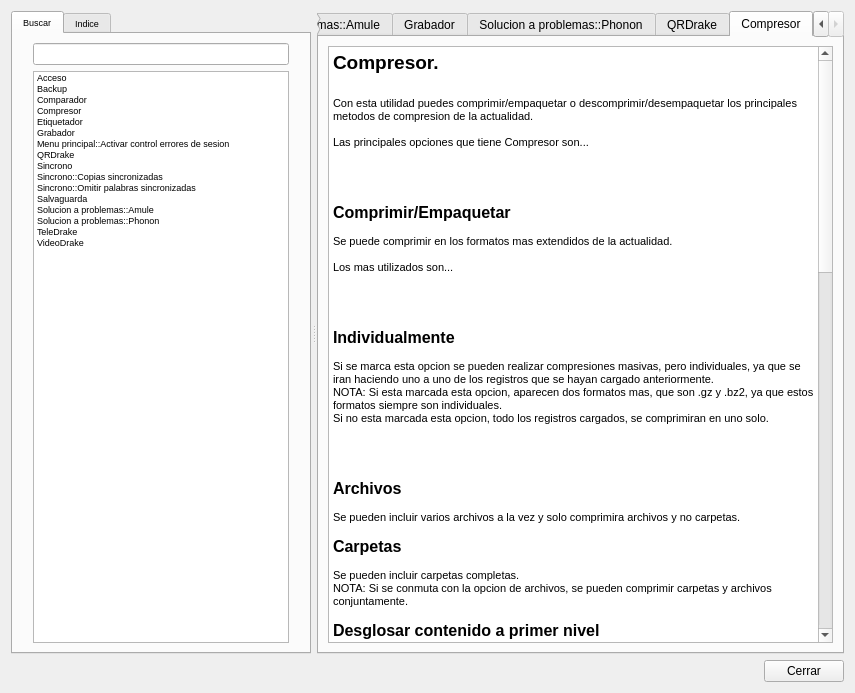
kapyderi/recoverdrake-v3, file .Sincrono/ayuda.ui: the form before one commit.
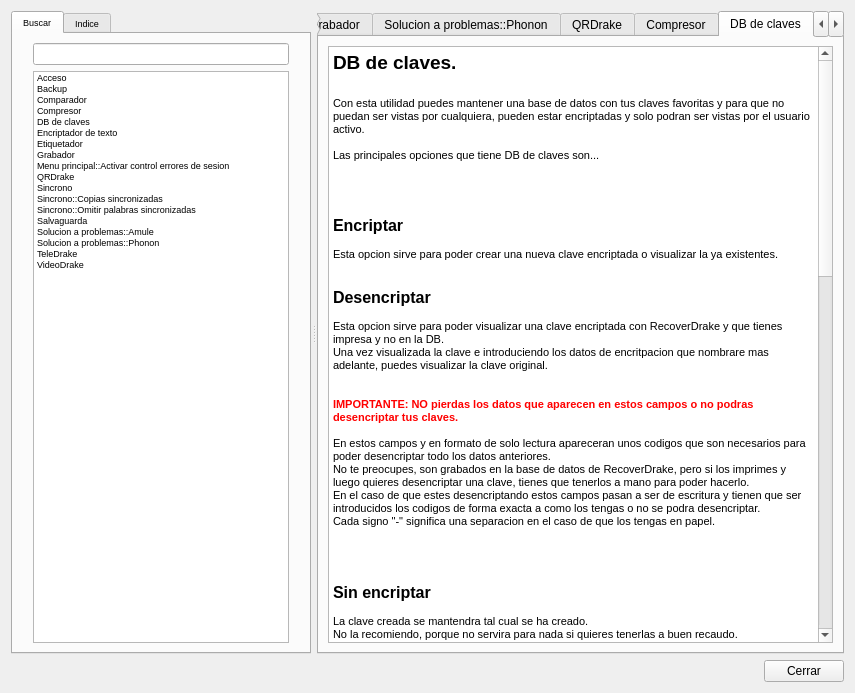
The form after the commit. The open tabs and pages were chosen to show the change. Icons and pictures are not drawn.

Commit message: Ultimos cambios para actualizacion de ficheros

What changed in the file:
```diff
--- a/.Sincrono/ayuda.ui
+++ b/.Sincrono/ayuda.ui
@@ -156,6 +156,16 @@
             <string>Compresor</string>
            </property>
           </item>
+          <item>
+           <property name="text">
+            <string>DB de claves</string>
+           </property>
+          </item>
+          <item>
+           <property name="text">
+            <string>Encriptador de texto</string>
+           </property>
+          </item>
           <item>
            <property name="text">
             <string>Etiquetador</string>
@@ -1721,6 +1731,160 @@
         </item>
        </layout>
       </widget>
+      <widget class="QWidget" name="tab_16">
+       <attribute name="title">
+        <string>DB de claves</string>
+       </attribute>
+       <layout class="QGridLayout" name="gridLayout_20">
+        <item row="0" column="0">
+         <widget class="QTextEdit" name="textEdit_17">
+          <property name="readOnly">
+           <bool>true</bool>
+          </property>
+          <property name="html">
+           <string>&lt;!DOCTYPE HTML PUBLIC &quot;-//W3C//DTD HTML 4.0//EN&quot; &quot;http://www.w3.org/TR/REC-html40/strict.dtd&quot;&gt;
+&lt;html&gt;&lt;head&gt;&lt;meta name=&quot;qrichtext&quot; content=&quot;1&quot; /&gt;&lt;style type=&quot;text/css&quot;&gt;
+p, li { white-space: pre-wrap; }
+&lt;/style&gt;&lt;/head&gt;&lt;body style=&quot; font-family:'Sans Serif'; font-size:9pt; font-weight:400; font-style:normal;&quot;&gt;
+&lt;p style=&quot; margin-top:0px; margin-bottom:0px; margin-left:0px; margin-right:0px; -qt-block-indent:0; text-indent:0px;&quot;&gt;&lt;span style=&quot; font-size:14pt; font-weight:600;&quot;&gt;DB de claves.&lt;/span&gt;&lt;/p&gt;
+&lt;p style=&quot;-qt-paragraph-type:empty; margin-top:0px; margin-bottom:0px; margin-left:0px; margin-right:0px; -qt-block-indent:0; text-indent:0px; font-size:14pt; font-weight:600;&quot;&gt;&lt;br /&gt;&lt;/p&gt;
+&lt;p style=&quot; margin-top:0px; margin-bottom:0px; margin-left:0px; margin-right:0px; -qt-block-indent:0; text-indent:0px;&quot;&gt;&lt;span style=&quot; font-size:8pt;&quot;&gt;Con esta utilidad puedes mantener una base de datos con tus claves favoritas y para que no puedan ser vistas por cualquiera, pueden estar encriptadas y solo podran ser vistas por el usuario activo.&lt;/span&gt;&lt;/p&gt;
+&lt;p style=&quot;-qt-paragraph-type:empty; margin-top:0px; margin-bottom:0px; margin-left:0px; margin-right:0px; -qt-block-indent:0; text-indent:0px; font-size:8pt;&quot;&gt;&lt;br /&gt;&lt;/p&gt;
+&lt;p style=&quot; margin-top:0px; margin-bottom:0px; margin-left:0px; margin-right:0px; -qt-block-indent:0; text-indent:0px;&quot;&gt;&lt;span style=&quot; font-size:8pt;&quot;&gt;Las principales opciones que tiene DB de claves son...&lt;/span&gt;&lt;/p&gt;
+&lt;p style=&quot;-qt-paragraph-type:empty; margin-top:0px; margin-bottom:0px; margin-left:0px; margin-right:0px; -qt-block-indent:0; text-indent:0px; font-size:8pt;&quot;&gt;&lt;br /&gt;&lt;/p&gt;
+&lt;p style=&quot;-qt-paragraph-type:empty; margin-top:0px; margin-bottom:0px; margin-left:0px; margin-right:0px; -qt-block-indent:0; text-indent:0px; font-size:8pt;&quot;&gt;&lt;br /&gt;&lt;/p&gt;
+&lt;p style=&quot; margin-top:0px; margin-bottom:0px; margin-left:0px; margin-right:0px; -qt-block-indent:0; text-indent:0px;&quot;&gt;&lt;img src=&quot;:/Imagenes/F1DBClaves.png&quot; /&gt;&lt;/p&gt;
+&lt;p style=&quot;-qt-paragraph-type:empty; margin-top:0px; margin-bottom:0px; margin-left:0px; margin-right:0px; -qt-block-indent:0; text-indent:0px;&quot;&gt;&lt;br /&gt;&lt;/p&gt;
+&lt;p style=&quot; margin-top:0px; margin-bottom:0px; margin-left:0px; margin-right:0px; -qt-block-indent:0; text-indent:0px;&quot;&gt;&lt;span style=&quot; font-size:12pt; font-weight:600;&quot;&gt;Encriptar&lt;/span&gt;&lt;/p&gt;
+&lt;p style=&quot;-qt-paragraph-type:empty; margin-top:0px; margin-bottom:0px; margin-left:0px; margin-right:0px; -qt-block-indent:0; text-indent:0px; font-size:8pt;&quot;&gt;&lt;br /&gt;&lt;/p&gt;
+&lt;p style=&quot; margin-top:0px; margin-bottom:0px; margin-left:0px; margin-right:0px; -qt-block-indent:0; text-indent:0px;&quot;&gt;&lt;span style=&quot; font-size:8pt;&quot;&gt;Esta opcion sirve para poder crear una nueva clave encriptada o visualizar la ya existentes.&lt;/span&gt;&lt;/p&gt;
+&lt;p style=&quot;-qt-paragraph-type:empty; margin-top:0px; margin-bottom:0px; margin-left:0px; margin-right:0px; -qt-block-indent:0; text-indent:0px; font-size:8pt;&quot;&gt;&lt;br /&gt;&lt;/p&gt;
+&lt;p style=&quot;-qt-paragraph-type:empty; margin-top:0px; margin-bottom:0px; margin-left:0px; margin-right:0px; -qt-block-indent:0; text-indent:0px;&quot;&gt;&lt;br /&gt;&lt;/p&gt;
+&lt;p style=&quot; margin-top:0px; margin-bottom:0px; margin-left:0px; margin-right:0px; -qt-block-indent:0; text-indent:0px;&quot;&gt;&lt;span style=&quot; font-size:12pt; font-weight:600;&quot;&gt;Desencriptar&lt;/span&gt;&lt;/p&gt;
+&lt;p style=&quot;-qt-paragraph-type:empty; margin-top:0px; margin-bottom:0px; margin-left:0px; margin-right:0px; -qt-block-indent:0; text-indent:0px; font-size:8pt;&quot;&gt;&lt;br /&gt;&lt;/p&gt;
+&lt;p style=&quot; margin-top:0px; margin-bottom:0px; margin-left:0px; margin-right:0px; -qt-block-indent:0; text-indent:0px;&quot;&gt;&lt;span style=&quot; font-size:8pt;&quot;&gt;Esta opcion sirve para poder visualizar una clave encriptada con RecoverDrake y que tienes impresa y no en la DB.&lt;/span&gt;&lt;/p&gt;
+&lt;p style=&quot; margin-top:0px; margin-bottom:0px; margin-left:0px; margin-right:0px; -qt-block-indent:0; text-indent:0px;&quot;&gt;&lt;span style=&quot; font-size:8pt;&quot;&gt;Una vez visualizada la clave e introduciendo los datos de encritpacion que nombrare mas adelante, puedes visualizar la clave original.&lt;/span&gt;&lt;/p&gt;
+&lt;p style=&quot;-qt-paragraph-type:empty; margin-top:0px; margin-bottom:0px; margin-left:0px; margin-right:0px; -qt-block-indent:0; text-indent:0px; font-size:8pt;&quot;&gt;&lt;br /&gt;&lt;/p&gt;
+&lt;p style=&quot;-qt-paragraph-type:empty; margin-top:0px; margin-bottom:0px; margin-left:0px; margin-right:0px; -qt-block-indent:0; text-indent:0px; font-size:8pt;&quot;&gt;&lt;br /&gt;&lt;/p&gt;
+&lt;p style=&quot; margin-top:0px; margin-bottom:0px; margin-left:0px; margin-right:0px; -qt-block-indent:0; text-indent:0px;&quot;&gt;&lt;img src=&quot;:/Imagenes/F1DBClaves7.png&quot; /&gt;&lt;/p&gt;
+&lt;p style=&quot; margin-top:0px; margin-bottom:0px; margin-left:0px; margin-right:0px; -qt-block-indent:0; text-indent:0px;&quot;&gt;&lt;span style=&quot; font-size:8pt; font-weight:600; color:#ff0000;&quot;&gt;IMPORTANTE: NO pierdas los datos que aparecen en estos campos o no podras desencriptar tus claves.&lt;/span&gt;&lt;/p&gt;
+&lt;p style=&quot;-qt-paragraph-type:empty; margin-top:0px; margin-bottom:0px; margin-left:0px; margin-right:0px; -qt-block-indent:0; text-indent:0px; font-size:8pt; font-weight:600; color:#ff0000;&quot;&gt;&lt;br /&gt;&lt;/p&gt;
+&lt;p style=&quot; margin-top:0px; margin-bottom:0px; margin-left:0px; margin-right:0px; -qt-block-indent:0; text-indent:0px;&quot;&gt;&lt;span style=&quot; font-size:8pt;&quot;&gt;En estos campos y en formato de solo lectura apareceran unos codigos que son necesarios para poder desencriptar todo los datos anteriores.&lt;/span&gt;&lt;/p&gt;
+&lt;p style=&quot; margin-top:0px; margin-bottom:0px; margin-left:0px; margin-right:0px; -qt-block-indent:0; text-indent:0px;&quot;&gt;&lt;span style=&quot; font-size:8pt;&quot;&gt;No te preocupes, son grabados en la base de datos de RecoverDrake, pero si los imprimes y luego quieres desencriptar una clave, tienes que tenerlos a mano para poder hacerlo.&lt;/span&gt;&lt;/p&gt;
+&lt;p style=&quot; margin-top:0px; margin-bottom:0px; margin-left:0px; margin-right:0px; -qt-block-indent:0; text-indent:0px;&quot;&gt;&lt;span style=&quot; font-size:8pt;&quot;&gt;En el caso de que estes desencriptando estos campos pasan a ser de escritura y tienen que ser introducidos los codigos de forma exacta a como los tengas o no se podra desencriptar.&lt;/span&gt;&lt;/p&gt;
+&lt;p style=&quot; margin-top:0px; margin-bottom:0px; margin-left:0px; margin-right:0px; -qt-block-indent:0; text-indent:0px;&quot;&gt;&lt;span style=&quot; font-size:8pt;&quot;&gt;Cada signo &amp;quot;-&amp;quot; significa una separacion en el caso de que los tengas en papel.&lt;/span&gt;&lt;/p&gt;
+&lt;p style=&quot;-qt-paragraph-type:empty; margin-top:0px; margin-bottom:0px; margin-left:0px; margin-right:0px; -qt-block-indent:0; text-indent:0px;&quot;&gt;&lt;br /&gt;&lt;/p&gt;
+&lt;p style=&quot;-qt-paragraph-type:empty; margin-top:0px; margin-bottom:0px; margin-left:0px; margin-right:0px; -qt-block-indent:0; text-indent:0px; font-size:8pt;&quot;&gt;&lt;br /&gt;&lt;/p&gt;
+&lt;p style=&quot; margin-top:0px; margin-bottom:0px; margin-left:0px; margin-right:0px; -qt-block-indent:0; text-indent:0px;&quot;&gt;&lt;img src=&quot;:/Imagenes/F1DBClaves1.png&quot; /&gt;&lt;/p&gt;
+&lt;p style=&quot;-qt-paragraph-type:empty; margin-top:0px; margin-bottom:0px; margin-left:0px; margin-right:0px; -qt-block-indent:0; text-indent:0px;&quot;&gt;&lt;br /&gt;&lt;/p&gt;
+&lt;p style=&quot; margin-top:0px; margin-bottom:0px; margin-left:0px; margin-right:0px; -qt-block-indent:0; text-indent:0px;&quot;&gt;&lt;span style=&quot; font-size:12pt; font-weight:600;&quot;&gt;Sin encriptar&lt;/span&gt;&lt;/p&gt;
+&lt;p style=&quot;-qt-paragraph-type:empty; margin-top:0px; margin-bottom:0px; margin-left:0px; margin-right:0px; -qt-block-indent:0; text-indent:0px; font-size:8pt;&quot;&gt;&lt;br /&gt;&lt;/p&gt;
+&lt;p style=&quot; margin-top:0px; margin-bottom:0px; margin-left:0px; margin-right:0px; -qt-block-indent:0; text-indent:0px;&quot;&gt;&lt;span style=&quot; font-size:8pt;&quot;&gt;La clave creada se mantendra tal cual se ha creado.&lt;/span&gt;&lt;/p&gt;
+&lt;p style=&quot; margin-top:0px; margin-bottom:0px; margin-left:0px; margin-right:0px; -qt-block-indent:0; text-indent:0px;&quot;&gt;&lt;span style=&quot; font-size:8pt;&quot;&gt;No la recomiendo, porque no servira para nada si quieres tenerlas a buen recaudo.&lt;/span&gt;&lt;/p&gt;
+&lt;p style=&quot;-qt-paragraph-type:empty; margin-top:0px; margin-bottom:0px; margin-left:0px; margin-right:0px; -qt-block-indent:0; text-indent:0px; font-size:8pt;&quot;&gt;&lt;br /&gt;&lt;/p&gt;
+&lt;p style=&quot; margin-top:0px; margin-bottom:0px; margin-left:0px; margin-right:0px; -qt-block-indent:0; text-indent:0px;&quot;&gt;&lt;span style=&quot; font-size:12pt; font-weight:600;&quot;&gt;Encriptacion simple (Por defecto)&lt;/span&gt;&lt;/p&gt;
+&lt;p style=&quot;-qt-paragraph-type:empty; margin-top:0px; margin-bottom:0px; margin-left:0px; margin-right:0px; -qt-block-indent:0; text-indent:0px; font-size:8pt;&quot;&gt;&lt;br /&gt;&lt;/p&gt;
+&lt;p style=&quot; margin-top:0px; margin-bottom:0px; margin-left:0px; margin-right:0px; -qt-block-indent:0; text-indent:0px;&quot;&gt;&lt;span style=&quot; font-size:8pt;&quot;&gt;Esta opcion encripta de forma sencilla y con solo unos simples calculos aritmeticos.&lt;/span&gt;&lt;/p&gt;
+&lt;p style=&quot;-qt-paragraph-type:empty; margin-top:0px; margin-bottom:0px; margin-left:0px; margin-right:0px; -qt-block-indent:0; text-indent:0px; font-size:8pt;&quot;&gt;&lt;br /&gt;&lt;/p&gt;
+&lt;p style=&quot; margin-top:0px; margin-bottom:0px; margin-left:0px; margin-right:0px; -qt-block-indent:0; text-indent:0px;&quot;&gt;&lt;span style=&quot; font-size:12pt; font-weight:600;&quot;&gt;Encriptacion doble&lt;/span&gt;&lt;/p&gt;
+&lt;p style=&quot;-qt-paragraph-type:empty; margin-top:0px; margin-bottom:0px; margin-left:0px; margin-right:0px; -qt-block-indent:0; text-indent:0px; font-size:8pt;&quot;&gt;&lt;br /&gt;&lt;/p&gt;
+&lt;p style=&quot; margin-top:0px; margin-bottom:0px; margin-left:0px; margin-right:0px; -qt-block-indent:0; text-indent:0px;&quot;&gt;&lt;span style=&quot; font-size:8pt;&quot;&gt;Esta opcion encripta de forma dual y es mas dificil de ser desencriptada.&lt;/span&gt;&lt;/p&gt;
+&lt;p style=&quot;-qt-paragraph-type:empty; margin-top:0px; margin-bottom:0px; margin-left:0px; margin-right:0px; -qt-block-indent:0; text-indent:0px; font-size:8pt;&quot;&gt;&lt;br /&gt;&lt;/p&gt;
+&lt;p style=&quot; margin-top:0px; margin-bottom:0px; margin-left:0px; margin-right:0px; -qt-block-indent:0; text-indent:0px;&quot;&gt;&lt;span style=&quot; font-size:12pt; font-weight:600;&quot;&gt;Encriptacion triple&lt;/span&gt;&lt;/p&gt;
+&lt;p style=&quot;-qt-paragraph-type:empty; margin-top:0px; margin-bottom:0px; margin-left:0px; margin-right:0px; -qt-block-indent:0; text-indent:0px; font-size:8pt;&quot;&gt;&lt;br /&gt;&lt;/p&gt;
+&lt;p style=&quot; margin-top:0px; margin-bottom:0px; margin-left:0px; margin-right:0px; -qt-block-indent:0; text-indent:0px;&quot;&gt;&lt;span style=&quot; font-size:8pt;&quot;&gt;Esta opcion encripta de forma dual y es mas dificil de ser desencriptada.&lt;/span&gt;&lt;/p&gt;
+&lt;p style=&quot;-qt-paragraph-type:empty; margin-top:0px; margin-bottom:0px; margin-left:0px; margin-right:0px; -qt-block-indent:0; text-indent:0px; font-size:8pt;&quot;&gt;&lt;br /&gt;&lt;/p&gt;
+&lt;p style=&quot;-qt-paragraph-type:empty; margin-top:0px; margin-bottom:0px; margin-left:0px; margin-right:0px; -qt-block-indent:0; text-indent:0px; font-size:8pt;&quot;&gt;&lt;br /&gt;&lt;/p&gt;
+&lt;p style=&quot; margin-top:0px; margin-bottom:0px; margin-left:0px; margin-right:0px; -qt-block-indent:0; text-indent:0px;&quot;&gt;&lt;img src=&quot;:/Imagenes/F1DBClaves2.png&quot; /&gt;&lt;/p&gt;
+&lt;p style=&quot;-qt-paragraph-type:empty; margin-top:0px; margin-bottom:0px; margin-left:0px; margin-right:0px; -qt-block-indent:0; text-indent:0px;&quot;&gt;&lt;br /&gt;&lt;/p&gt;
+&lt;p style=&quot; margin-top:0px; margin-bottom:0px; margin-left:0px; margin-right:0px; -qt-block-indent:0; text-indent:0px;&quot;&gt;&lt;span style=&quot; font-size:12pt; font-weight:600;&quot;&gt;Tipo&lt;/span&gt;&lt;/p&gt;
+&lt;p style=&quot;-qt-paragraph-type:empty; margin-top:0px; margin-bottom:0px; margin-left:0px; margin-right:0px; -qt-block-indent:0; text-indent:0px; font-size:8pt;&quot;&gt;&lt;br /&gt;&lt;/p&gt;
+&lt;p style=&quot; margin-top:0px; margin-bottom:0px; margin-left:0px; margin-right:0px; -qt-block-indent:0; text-indent:0px;&quot;&gt;&lt;span style=&quot; font-size:8pt;&quot;&gt;Esta opcion nos muestra las opciones que tiene RecoverDrake para identificar los tipos de claves que pueden ser utilizadas.&lt;/span&gt;&lt;/p&gt;
+&lt;p style=&quot; margin-top:0px; margin-bottom:0px; margin-left:0px; margin-right:0px; -qt-block-indent:0; text-indent:0px;&quot;&gt;&lt;span style=&quot; font-size:8pt;&quot;&gt;Los tipos son... Web, Banco, Movil, Ordenador, Cajafuerte y otros.&lt;/span&gt;&lt;/p&gt;
+&lt;p style=&quot;-qt-paragraph-type:empty; margin-top:0px; margin-bottom:0px; margin-left:0px; margin-right:0px; -qt-block-indent:0; text-indent:0px; font-size:8pt;&quot;&gt;&lt;br /&gt;&lt;/p&gt;
+&lt;p style=&quot;-qt-paragraph-type:empty; margin-top:0px; margin-bottom:0px; margin-left:0px; margin-right:0px; -qt-block-indent:0; text-indent:0px; font-size:8pt;&quot;&gt;&lt;br /&gt;&lt;/p&gt;
+&lt;p style=&quot; margin-top:0px; margin-bottom:0px; margin-left:0px; margin-right:0px; -qt-block-indent:0; text-indent:0px;&quot;&gt;&lt;img src=&quot;:/Imagenes/F1DBClaves3.png&quot; /&gt;&lt;/p&gt;
+&lt;p style=&quot;-qt-paragraph-type:empty; margin-top:0px; margin-bottom:0px; margin-left:0px; margin-right:0px; -qt-block-indent:0; text-indent:0px;&quot;&gt;&lt;br /&gt;&lt;/p&gt;
+&lt;p style=&quot; margin-top:0px; margin-bottom:0px; margin-left:0px; margin-right:0px; -qt-block-indent:0; text-indent:0px;&quot;&gt;&lt;span style=&quot; font-size:12pt; font-weight:600;&quot;&gt;Pertenece a&lt;/span&gt;&lt;/p&gt;
+&lt;p style=&quot;-qt-paragraph-type:empty; margin-top:0px; margin-bottom:0px; margin-left:0px; margin-right:0px; -qt-block-indent:0; text-indent:0px; font-size:8pt;&quot;&gt;&lt;br /&gt;&lt;/p&gt;
+&lt;p style=&quot; margin-top:0px; margin-bottom:0px; margin-left:0px; margin-right:0px; -qt-block-indent:0; text-indent:0px;&quot;&gt;&lt;span style=&quot; font-size:8pt;&quot;&gt;Aqui se introduce como su nombre indica el nombre a que pertence para poder ser identificada. Ejm. En Tipo: &lt;/span&gt;&lt;span style=&quot; font-size:8pt; font-weight:600;&quot;&gt;Web&lt;/span&gt;&lt;span style=&quot; font-size:8pt;&quot;&gt;, se pondria &lt;/span&gt;&lt;span style=&quot; font-size:8pt; font-weight:600;&quot;&gt;www.blogdrake.net.&lt;/span&gt;&lt;/p&gt;
+&lt;p style=&quot;-qt-paragraph-type:empty; margin-top:0px; margin-bottom:0px; margin-left:0px; margin-right:0px; -qt-block-indent:0; text-indent:0px; font-size:8pt; font-weight:600;&quot;&gt;&lt;br /&gt;&lt;/p&gt;
+&lt;p style=&quot;-qt-paragraph-type:empty; margin-top:0px; margin-bottom:0px; margin-left:0px; margin-right:0px; -qt-block-indent:0; text-indent:0px; font-size:8pt; font-weight:600;&quot;&gt;&lt;br /&gt;&lt;/p&gt;
+&lt;p style=&quot; margin-top:0px; margin-bottom:0px; margin-left:0px; margin-right:0px; -qt-block-indent:0; text-indent:0px;&quot;&gt;&lt;img src=&quot;:/Imagenes/F1DBClaves4.png&quot; /&gt;&lt;/p&gt;
+&lt;p style=&quot;-qt-paragraph-type:empty; margin-top:0px; margin-bottom:0px; margin-left:0px; margin-right:0px; -qt-block-indent:0; text-indent:0px;&quot;&gt;&lt;br /&gt;&lt;/p&gt;
+&lt;p style=&quot; margin-top:0px; margin-bottom:0px; margin-left:0px; margin-right:0px; -qt-block-indent:0; text-indent:0px;&quot;&gt;&lt;span style=&quot; font-size:12pt; font-weight:600;&quot;&gt;Nueva clave&lt;/span&gt;&lt;/p&gt;
+&lt;p style=&quot;-qt-paragraph-type:empty; margin-top:0px; margin-bottom:0px; margin-left:0px; margin-right:0px; -qt-block-indent:0; text-indent:0px; font-size:8pt;&quot;&gt;&lt;br /&gt;&lt;/p&gt;
+&lt;p style=&quot; margin-top:0px; margin-bottom:0px; margin-left:0px; margin-right:0px; -qt-block-indent:0; text-indent:0px;&quot;&gt;&lt;span style=&quot; font-size:8pt;&quot;&gt;Se inicializan todos los campos para poder introducir una nueva clave.&lt;/span&gt;&lt;/p&gt;
+&lt;p style=&quot;-qt-paragraph-type:empty; margin-top:0px; margin-bottom:0px; margin-left:0px; margin-right:0px; -qt-block-indent:0; text-indent:0px; font-size:8pt;&quot;&gt;&lt;br /&gt;&lt;/p&gt;
+&lt;p style=&quot; margin-top:0px; margin-bottom:0px; margin-left:0px; margin-right:0px; -qt-block-indent:0; text-indent:0px;&quot;&gt;&lt;span style=&quot; font-size:12pt; font-weight:600;&quot;&gt;Insertar&lt;/span&gt;&lt;/p&gt;
+&lt;p style=&quot;-qt-paragraph-type:empty; margin-top:0px; margin-bottom:0px; margin-left:0px; margin-right:0px; -qt-block-indent:0; text-indent:0px; font-size:8pt;&quot;&gt;&lt;br /&gt;&lt;/p&gt;
+&lt;p style=&quot; margin-top:0px; margin-bottom:0px; margin-left:0px; margin-right:0px; -qt-block-indent:0; text-indent:0px;&quot;&gt;&lt;span style=&quot; font-size:8pt;&quot;&gt;Se guardan los datos en la base de datos de RecoverDrake.&lt;/span&gt;&lt;/p&gt;
+&lt;p style=&quot;-qt-paragraph-type:empty; margin-top:0px; margin-bottom:0px; margin-left:0px; margin-right:0px; -qt-block-indent:0; text-indent:0px; font-size:8pt;&quot;&gt;&lt;br /&gt;&lt;/p&gt;
+&lt;p style=&quot; margin-top:0px; margin-bottom:0px; margin-left:0px; margin-right:0px; -qt-block-indent:0; text-indent:0px;&quot;&gt;&lt;span style=&quot; font-size:12pt; font-weight:600;&quot;&gt;Modificar&lt;/span&gt;&lt;/p&gt;
+&lt;p style=&quot;-qt-paragraph-type:empty; margin-top:0px; margin-bottom:0px; margin-left:0px; margin-right:0px; -qt-block-indent:0; text-indent:0px; font-size:8pt;&quot;&gt;&lt;br /&gt;&lt;/p&gt;
+&lt;p style=&quot; margin-top:0px; margin-bottom:0px; margin-left:0px; margin-right:0px; -qt-block-indent:0; text-indent:0px;&quot;&gt;&lt;span style=&quot; font-size:8pt;&quot;&gt;Se modifican los datos en la base de datos de RecoverDrake.&lt;/span&gt;&lt;/p&gt;
+&lt;p style=&quot;-qt-paragraph-type:empty; margin-top:0px; margin-bottom:0px; margin-left:0px; margin-right:0px; -qt-block-indent:0; text-indent:0px; font-size:8pt;&quot;&gt;&lt;br /&gt;&lt;/p&gt;
+&lt;p style=&quot; margin-top:0px; margin-bottom:0px; margin-left:0px; margin-right:0px; -qt-block-indent:0; text-indent:0px;&quot;&gt;&lt;span style=&quot; font-size:12pt; font-weight:600;&quot;&gt;Eliminar&lt;/span&gt;&lt;/p&gt;
+&lt;p style=&quot;-qt-paragraph-type:empty; margin-top:0px; margin-bottom:0px; margin-left:0px; margin-right:0px; -qt-block-indent:0; text-indent:0px; font-size:8pt;&quot;&gt;&lt;br /&gt;&lt;/p&gt;
+&lt;p style=&quot; margin-top:0px; margin-bottom:0px; margin-left:0px; margin-right:0px; -qt-block-indent:0; text-indent:0px;&quot;&gt;&lt;span style=&quot; font-size:8pt;&quot;&gt;Se eliminan los datos de la base de datos de RecoverDrake.&lt;/span&gt;&lt;/p&gt;
+&lt;p style=&quot;-qt-paragraph-type:empty; margin-top:0px; margin-bottom:0px; margin-left:0px; margin-right:0px; -qt-block-indent:0; text-indent:0px; font-size:8pt;&quot;&gt;&lt;br /&gt;&lt;/p&gt;
+&lt;p style=&quot; margin-top:0px; margin-bottom:0px; margin-left:0px; margin-right:0px; -qt-block-indent:0; text-indent:0px;&quot;&gt;&lt;span style=&quot; font-size:12pt; font-weight:600;&quot;&gt;Eliminar toda de DB (Usuario)&lt;/span&gt;&lt;/p&gt;
+&lt;p style=&quot;-qt-paragraph-type:empty; margin-top:0px; margin-bottom:0px; margin-left:0px; margin-right:0px; -qt-block-indent:0; text-indent:0px; font-size:8pt;&quot;&gt;&lt;br /&gt;&lt;/p&gt;
+&lt;p style=&quot; margin-top:0px; margin-bottom:0px; margin-left:0px; margin-right:0px; -qt-block-indent:0; text-indent:0px;&quot;&gt;&lt;span style=&quot; font-size:8pt;&quot;&gt;Se eliminan todas las claves de la base de datos de RecoverDrake, pero solos los datos mostrados en el visualizador de registros y que corresponden &amp;quot;solo&amp;quot; al usuario activo.&lt;/span&gt;&lt;/p&gt;
+&lt;p style=&quot;-qt-paragraph-type:empty; margin-top:0px; margin-bottom:0px; margin-left:0px; margin-right:0px; -qt-block-indent:0; text-indent:0px; font-size:8pt;&quot;&gt;&lt;br /&gt;&lt;/p&gt;
+&lt;p style=&quot; margin-top:0px; margin-bottom:0px; margin-left:0px; margin-right:0px; -qt-block-indent:0; text-indent:0px;&quot;&gt;&lt;span style=&quot; font-size:12pt; font-weight:600;&quot;&gt;Imprimir&lt;/span&gt;&lt;/p&gt;
+&lt;p style=&quot;-qt-paragraph-type:empty; margin-top:0px; margin-bottom:0px; margin-left:0px; margin-right:0px; -qt-block-indent:0; text-indent:0px; font-size:8pt;&quot;&gt;&lt;br /&gt;&lt;/p&gt;
+&lt;p style=&quot; margin-top:0px; margin-bottom:0px; margin-left:0px; margin-right:0px; -qt-block-indent:0; text-indent:0px;&quot;&gt;&lt;span style=&quot; font-size:8pt;&quot;&gt;Se accede al menu de impresion.&lt;/span&gt;&lt;/p&gt;
+&lt;p style=&quot;-qt-paragraph-type:empty; margin-top:0px; margin-bottom:0px; margin-left:0px; margin-right:0px; -qt-block-indent:0; text-indent:0px; font-size:8pt;&quot;&gt;&lt;br /&gt;&lt;/p&gt;
+&lt;p style=&quot; margin-top:0px; margin-bottom:0px; margin-left:0px; margin-right:0px; -qt-block-indent:0; text-indent:0px;&quot;&gt;&lt;span style=&quot; font-size:12pt; font-weight:600;&quot;&gt;Exportar DB (.csv)&lt;/span&gt;&lt;/p&gt;
+&lt;p style=&quot;-qt-paragraph-type:empty; margin-top:0px; margin-bottom:0px; margin-left:0px; margin-right:0px; -qt-block-indent:0; text-indent:0px; font-size:8pt;&quot;&gt;&lt;br /&gt;&lt;/p&gt;
+&lt;p style=&quot; margin-top:0px; margin-bottom:0px; margin-left:0px; margin-right:0px; -qt-block-indent:0; text-indent:0px;&quot;&gt;&lt;span style=&quot; font-size:8pt;&quot;&gt;Se guardan todos los datos mostrados en el registros en un archivo externo de extension .csv para su posterior utilizacion.&lt;/span&gt;&lt;/p&gt;
+&lt;p style=&quot;-qt-paragraph-type:empty; margin-top:0px; margin-bottom:0px; margin-left:0px; margin-right:0px; -qt-block-indent:0; text-indent:0px; font-size:8pt;&quot;&gt;&lt;br /&gt;&lt;/p&gt;
+&lt;p style=&quot; margin-top:0px; margin-bottom:0px; margin-left:0px; margin-right:0px; -qt-block-indent:0; text-indent:0px;&quot;&gt;&lt;span style=&quot; font-size:12pt; font-weight:600;&quot;&gt;Importar DB (.csv)&lt;/span&gt;&lt;/p&gt;
+&lt;p style=&quot;-qt-paragraph-type:empty; margin-top:0px; margin-bottom:0px; margin-left:0px; margin-right:0px; -qt-block-indent:0; text-indent:0px; font-size:8pt;&quot;&gt;&lt;br /&gt;&lt;/p&gt;
+&lt;p style=&quot; margin-top:0px; margin-bottom:0px; margin-left:0px; margin-right:0px; -qt-block-indent:0; text-indent:0px;&quot;&gt;&lt;span style=&quot; font-size:8pt;&quot;&gt;Se realiza el proceso inverso, trayendo los datos de un fichero externo a la base de datos de RecoverDrake.&lt;/span&gt;&lt;/p&gt;
+&lt;p style=&quot;-qt-paragraph-type:empty; margin-top:0px; margin-bottom:0px; margin-left:0px; margin-right:0px; -qt-block-indent:0; text-indent:0px; font-size:8pt;&quot;&gt;&lt;br /&gt;&lt;/p&gt;
+&lt;p style=&quot;-qt-paragraph-type:empty; margin-top:0px; margin-bottom:0px; margin-left:0px; margin-right:0px; -qt-block-indent:0; text-indent:0px; font-size:8pt;&quot;&gt;&lt;br /&gt;&lt;/p&gt;
+&lt;p style=&quot; margin-top:0px; margin-bottom:0px; margin-left:0px; margin-right:0px; -qt-block-indent:0; text-indent:0px;&quot;&gt;&lt;img src=&quot;:/Imagenes/F1DBClaves5.png&quot; /&gt;&lt;/p&gt;
+&lt;p style=&quot;-qt-paragraph-type:empty; margin-top:0px; margin-bottom:0px; margin-left:0px; margin-right:0px; -qt-block-indent:0; text-indent:0px;&quot;&gt;&lt;br /&gt;&lt;/p&gt;
+&lt;p style=&quot; margin-top:0px; margin-bottom:0px; margin-left:0px; margin-right:0px; -qt-block-indent:0; text-indent:0px;&quot;&gt;&lt;span style=&quot; font-size:8pt;&quot;&gt;Son las teclas de posicionamiento del registro y sirven para ir corriendo sobre la base de datos de RecoverDrake.&lt;/span&gt;&lt;/p&gt;
+&lt;p style=&quot;-qt-paragraph-type:empty; margin-top:0px; margin-bottom:0px; margin-left:0px; margin-right:0px; -qt-block-indent:0; text-indent:0px;&quot;&gt;&lt;br /&gt;&lt;/p&gt;
+&lt;p style=&quot;-qt-paragraph-type:empty; margin-top:0px; margin-bottom:0px; margin-left:0px; margin-right:0px; -qt-block-indent:0; text-indent:0px;&quot;&gt;&lt;br /&gt;&lt;/p&gt;
+&lt;p style=&quot; margin-top:0px; margin-bottom:0px; margin-left:0px; margin-right:0px; -qt-block-indent:0; text-indent:0px;&quot;&gt;&lt;img src=&quot;:/Imagenes/F1DBClaves6.png&quot; /&gt;&lt;/p&gt;
+&lt;p style=&quot;-qt-paragraph-type:empty; margin-top:0px; margin-bottom:0px; margin-left:0px; margin-right:0px; -qt-block-indent:0; text-indent:0px;&quot;&gt;&lt;br /&gt;&lt;/p&gt;
+&lt;p style=&quot; margin-top:0px; margin-bottom:0px; margin-left:0px; margin-right:0px; -qt-block-indent:0; text-indent:0px;&quot;&gt;&lt;span style=&quot; font-size:8pt;&quot;&gt;En este apartado se pueden filtrar los datos para limitar la visualizacion.&lt;/span&gt;&lt;/p&gt;
+&lt;p style=&quot;-qt-paragraph-type:empty; margin-top:0px; margin-bottom:0px; margin-left:0px; margin-right:0px; -qt-block-indent:0; text-indent:0px; font-size:8pt;&quot;&gt;&lt;br /&gt;&lt;/p&gt;
+&lt;p style=&quot; margin-top:0px; margin-bottom:0px; margin-left:0px; margin-right:0px; -qt-block-indent:0; text-indent:0px;&quot;&gt;&lt;span style=&quot; font-size:8pt;&quot;&gt;Si se marca la opcion de Ordenar, se mostraran de forma ascendente segun el criterio del filtro.&lt;/span&gt;&lt;/p&gt;
+&lt;p style=&quot; margin-top:0px; margin-bottom:0px; margin-left:0px; margin-right:0px; -qt-block-indent:0; text-indent:0px;&quot;&gt;&lt;span style=&quot; font-size:8pt;&quot;&gt;Si se desmarca, vuelve a su estado original.&lt;/span&gt;&lt;/p&gt;
+&lt;p style=&quot;-qt-paragraph-type:empty; margin-top:0px; margin-bottom:0px; margin-left:0px; margin-right:0px; -qt-block-indent:0; text-indent:0px; font-size:8pt;&quot;&gt;&lt;br /&gt;&lt;/p&gt;
+&lt;p style=&quot; margin-top:0px; margin-bottom:0px; margin-left:0px; margin-right:0px; -qt-block-indent:0; text-indent:0px;&quot;&gt;&lt;span style=&quot; font-size:8pt;&quot;&gt;Si se introducen datos en linea de edicion se iran filtrando segun vaya encontrando similitudes.&lt;/span&gt;&lt;/p&gt;&lt;/body&gt;&lt;/html&gt;</string>
+          </property>
+         </widget>
+        </item>
+       </layout>
+      </widget>
+      <widget class="QWidget" name="tab_17">
+       <attribute name="title">
+        <string>Encriptador de texto</string>
+       </attribute>
+       <layout class="QGridLayout" name="gridLayout_21">
+        <item row="0" column="0">
+         <widget class="QTextEdit" name="textEdit_18">
+          <property name="readOnly">
+           <bool>true</bool>
+          </property>
+          <property name="html">
+           <string>&lt;!DOCTYPE HTML PUBLIC &quot;-//W3C//DTD HTML 4.0//EN&quot; &quot;http://www.w3.org/TR/REC-html40/strict.dtd&quot;&gt;
+&lt;html&gt;&lt;head&gt;&lt;meta name=&quot;qrichtext&quot; content=&quot;1&quot; /&gt;&lt;style type=&quot;text/css&quot;&gt;
+p, li { white-space: pre-wrap; }
+&lt;/style&gt;&lt;/head&gt;&lt;body style=&quot; font-family:'Sans Serif'; font-size:9pt; font-weight:400; font-style:normal;&quot;&gt;
+&lt;p style=&quot; margin-top:0px; margin-bottom:0px; margin-left:0px; margin-right:0px; -qt-block-indent:0; text-indent:0px;&quot;&gt;&lt;span style=&quot; font-size:14pt; font-weight:600;&quot;&gt;Encriptador de texto.&lt;/span&gt;&lt;/p&gt;
+&lt;p style=&quot;-qt-paragraph-type:empty; margin-top:0px; margin-bottom:0px; margin-left:0px; margin-right:0px; -qt-block-indent:0; text-indent:0px; font-size:14pt; font-weight:600;&quot;&gt;&lt;br /&gt;&lt;/p&gt;&lt;/body&gt;&lt;/html&gt;</string>
+          </property>
+         </widget>
+        </item>
+       </layout>
+      </widget>
      </widget>
     </widget>
    </item>
```
Left out of the diff: 14 changed lines with no effect on the pictures. The commit also changes 861 other files.
